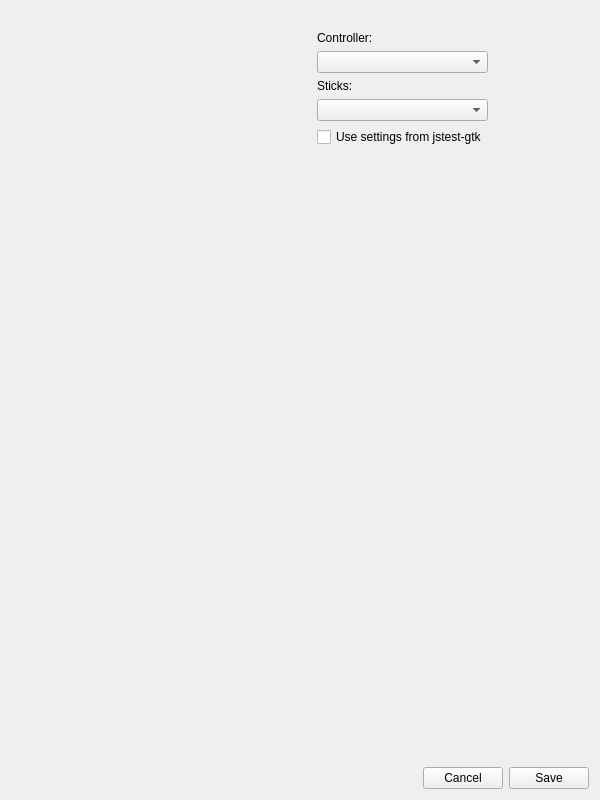
AntiMicroX/antimicrox, file src/calibration.ui: the form before one commit.
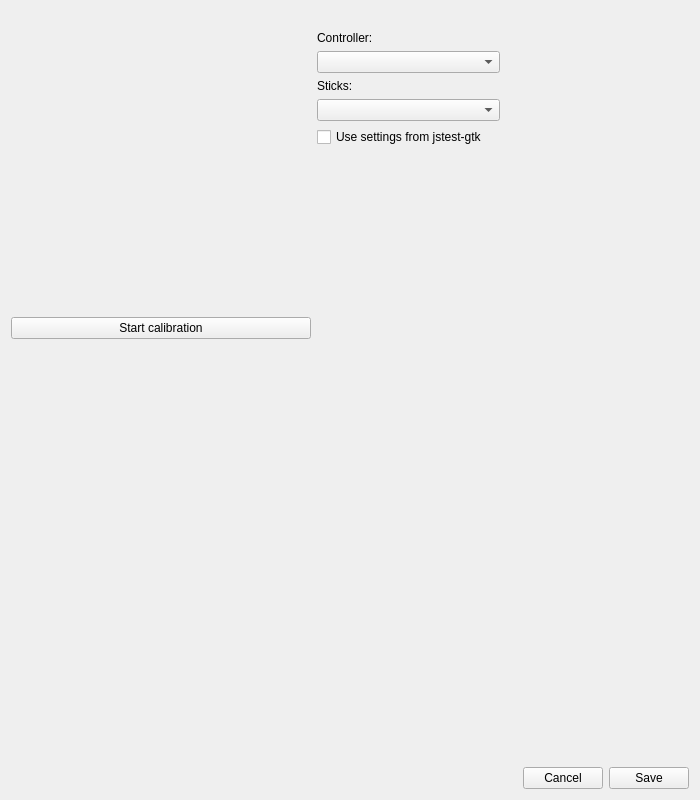
The form after the commit. Custom widgets are drawn as their Qt base class.

Commit message: creating calibration option - next part

Patch:
```diff
--- a/src/calibration.ui
+++ b/src/calibration.ui
@@ -6,13 +6,13 @@
    <rect>
     <x>0</x>
     <y>0</y>
-    <width>600</width>
+    <width>700</width>
     <height>800</height>
    </rect>
   </property>
   <property name="minimumSize">
    <size>
-    <width>500</width>
+    <width>700</width>
     <height>600</height>
    </size>
   </property>
@@ -68,6 +68,13 @@
            </item>
           </layout>
          </item>
+         <item>
+          <widget class="QPushButton" name="startButton">
+           <property name="text">
+            <string>Start calibration</string>
+           </property>
+          </widget>
+         </item>
          <item>
           <widget class="QWidget" name="axesWidget" native="true">
            <property name="minimumSize">
```
Left out of the diff: 7 changed lines with no effect on the pictures. The commit also changes 11 other files.
